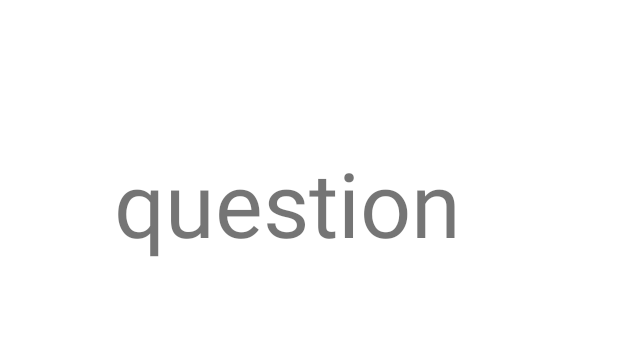
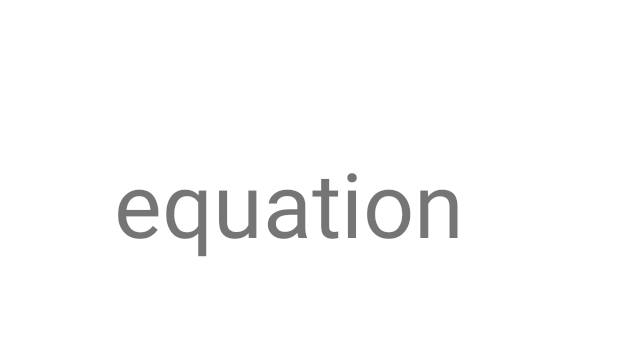
Before and after one commit to zainaisnain/Mental-Math, an Android app: the layout activity_addition.xml on its own in the app's theme, with its tools: preview values and no code run, on a phone screen of 412 x 824 dp. Shown: the top 363 px of the screen. Run offline under Robolectric (Android 15) with nearby library versions, the phone set to English and light mode, and no system bars.

Commit message:
question -> equation in the activity_addition.xml

```diff
--- a/app/src/main/res/layout/activity_addition.xml
+++ b/app/src/main/res/layout/activity_addition.xml
@@ -13,7 +13,7 @@ android:orientation="horizontal">
         android:textSize="60sp"
         android:layout_width="263dp"
         android:layout_height="240dp"
-        android:text="question"
+        android:text= "equation"
         app:layout_constraintBottom_toBottomOf="parent"
         app:layout_constraintEnd_toEndOf="parent"
         app:layout_constraintHorizontal_bias="0.513"
```
